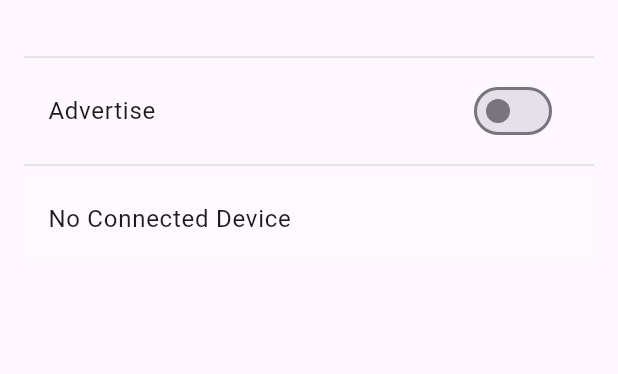
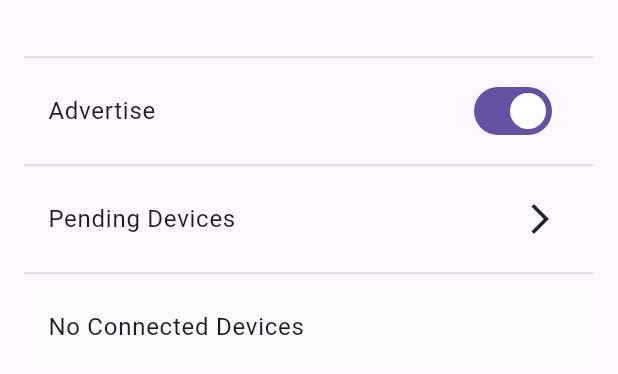
Before and after one commit to IgVelasco/nearby_cross, a Flutter app: the AdvertiserActions widget shown alone on an empty page, opened directly, after a tap on "Advertise", on a phone screen of 412 x 824 dp. Shown: the top 374 px of the screen. Run offline on Flutter 3.47's test engine with Material 3 defaults, Android fonts, the phone set to English and light mode, and no system bars; our stand-ins replace logger, permission_handler, plugin_platform_interface.

Commit message:
feat(flutter): :sparkles: Added advertiser actions

```diff
--- a/example/lib/models/app_model.dart
+++ b/example/lib/models/app_model.dart
@@ -61,6 +61,7 @@ class AppModel extends ChangeNotifier {
   ];
 
   bool get isDiscovering => _isDiscovering;
+  bool get isAdvertising => _isAdvertising;
   bool get isAdvertiser => _isAdvertiser;
   bool get connected => _connected;
   Item get connectedAdvertiser => _connectedAdvertiser;
@@ -120,14 +121,16 @@ class AppModel extends ChangeNotifier {
     if (_isAdvertising) {
       _isAdvertising = false;
     } else {
-      _isAdvertising = true;
       try {
         await NearbyCross.requestPermissions();
         await _nearbyCrossPlugin.advertise(serviceId, username);
+        _isAdvertising = true;
       } catch (e) {
         logger.e('Error starting advertising: $e');
+        _isAdvertising = false;
       }
     }
+    notifyListeners();
   }
 
   void startDiscovery() async {
--- a/example/lib/screens/main_screen.dart
+++ b/example/lib/screens/main_screen.dart
@@ -131,8 +131,8 @@ class MainScreen extends StatelessWidget {
             // ignore: prefer_const_constructors
             Consumer<AppModel>(
                 builder: (context, value, child) => value.isAdvertiser
-                    ? AdvertiserActions()
-                    : DiscovererActions())
+                    ? const AdvertiserActions()
+                    : const DiscovererActions())
           ],
         ),
       ),
--- a/example/lib/widgets/advertiser_actions.dart
+++ b/example/lib/widgets/advertiser_actions.dart
@@ -26,7 +26,7 @@ class AdvertiserActions extends StatelessWidget {
           ),
           Consumer<AppModel>(
             builder: (context, app, child) => SwitchListTile(
-              value: app.isDiscovering,
+              value: app.isAdvertising,
               title: const Text(
                 "Advertise",
               ),
@@ -41,7 +41,7 @@ class AdvertiserActions extends StatelessWidget {
             endIndent: 0,
           ),
           Consumer<AppModel>(
-              builder: (context, app, child) => app.isDiscovering
+              builder: (context, app, child) => app.isAdvertising
                   ? Wrap(children: [
                       ListTile(
                         onTap: () {
@@ -52,7 +52,7 @@ class AdvertiserActions extends StatelessWidget {
                         trailing: const Icon(Icons.arrow_forward_ios,
                             color: Color(0xff212435), size: 24),
                         title: const Text(
-                          "Search Devices",
+                          "Pending Devices",
                         ),
                       ),
                       const Divider(
@@ -83,7 +83,7 @@ class AdvertiserActions extends StatelessWidget {
                   : const ListTile(
                       tileColor: Color(0x1fffffff),
                       title: Text(
-                        "No Connected Device",
+                        "No Connected Devices",
                       ),
                     ))
         ],
@@ -104,7 +104,7 @@ class AdvertiserActions extends StatelessWidget {
                   height: 40,
                   minWidth: MediaQuery.of(context).size.width,
                   child: const Text(
-                    "Disconnect",
+                    "Disconnect All",
                     style: TextStyle(
                       fontSize: 16,
                       fontWeight: FontWeight.w700,
```
Also changed, not shown: example/lib/screens/discoverers_connected_list.dart (added, +57 -0 lines).
